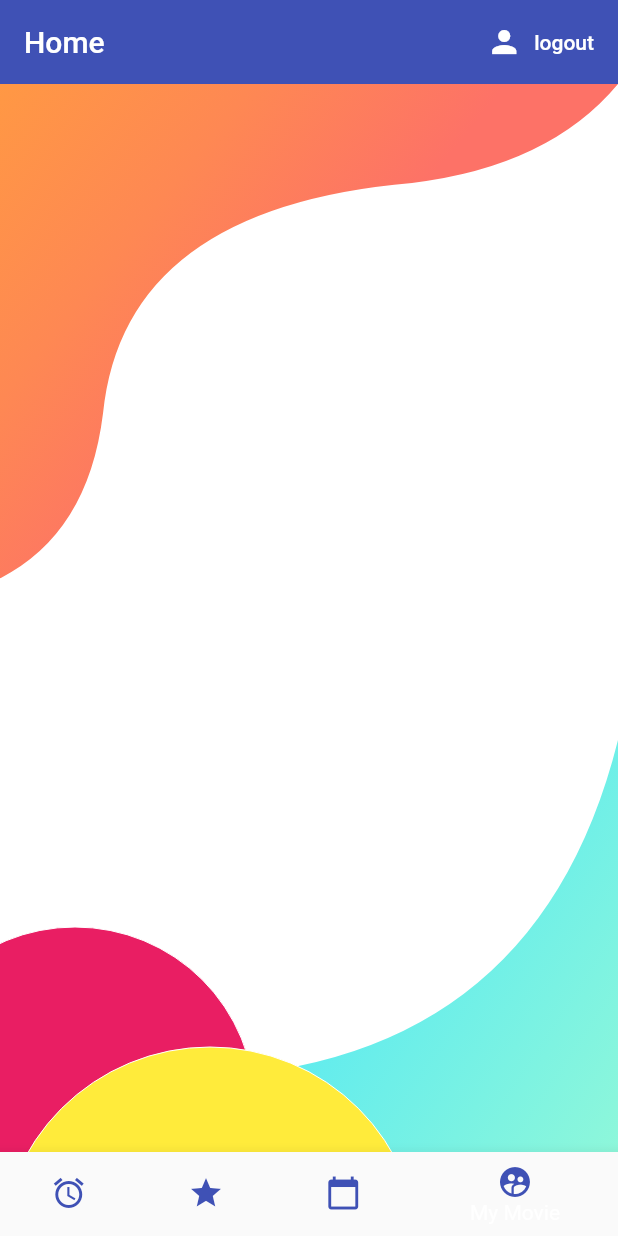
After one commit to etienneamiche/movies, a Flutter app: the screen it shows once a user with an empty profile is signed in, item 4 of the bottom bar chosen, after a tap on "logout", on a phone screen of 412 x 824 dp. The commit adds this screen. Run offline on Flutter 3.47's test engine with Material 2 defaults, Android fonts, the phone set to English and light mode, and no system bars; our stand-ins replace cloud_firestore, firebase_auth; accounts and stored records are empty; network calls fail.

Commit message:
ajout listviewer firebase

```diff
--- a/lib/models/movie.dart
+++ b/lib/models/movie.dart
@@ -2,11 +2,11 @@ class Movie {
 
   final String title;
   final String overview;
-  final String image;
+  final String poster_path;
 
   Movie({
       this.title,
       this.overview,
-      this.image
+      this.poster_path
     });
 }
--- /dev/null
+++ b/lib/views/home/home_page.dart
@@ -0,0 +1,79 @@
+import 'package:flutter/material.dart';
+import 'package:movies/ui/background.dart';
+import 'package:movies/views/movie/my_movie_list.dart';
+import 'package:movies/views/movie/now_playing_movie_list.dart';
+import 'package:movies/views/movie/top_rated_movie_list.dart';
+import 'package:movies/views/movie/upcoming_movie_list.dart';
+import 'package:movies/services/auth.dart';
+class HomePage extends StatefulWidget {
+ @override
+ State<StatefulWidget> createState() {
+    return _HomePageState();
+  }
+}
+class _HomePageState extends State<HomePage> {
+
+  final AuthService _auth = AuthService();
+
+  int _currentIndex = 0;
+  final List<Widget> _children = [
+    NowPlayingMovieList(),
+    TopRatedMovieList(),
+    UpComingMovieList(),
+    MyMovieList()
+  ];
+
+  void onTabTapped(int index) {
+   setState(() {
+     _currentIndex = index;
+   });
+ }
+ @override
+ Widget build(BuildContext context) {
+   return Scaffold(
+    appBar: AppBar(
+          title: Text('Home'),
+          backgroundColor: Colors.indigo,
+          elevation: 0.0,
+          actions: <Widget>[
+            FlatButton.icon(
+              icon: Icon(Icons.person,color: Colors.white,),
+              label: Text('logout',style: TextStyle(color: Colors.white)),
+              onPressed: () async {
+                await _auth.signOut();
+              },
+            ),
+          ],
+        ),
+    body:Stack(
+      children:[
+        Background(),
+        _children[_currentIndex], // new
+      ]
+    ),
+    bottomNavigationBar: BottomNavigationBar(
+    backgroundColor: Colors.indigo,
+    onTap: onTabTapped, // new
+    currentIndex: _currentIndex, // new
+    items: [
+        new BottomNavigationBarItem(
+          icon: Icon(Icons.alarm,color: Colors.indigo,),
+          title: Text('Now Playing',style: TextStyle(color: Colors.indigo)),
+        ),
+        new BottomNavigationBarItem(
+           icon: Icon(Icons.star,color: Colors.indigo,),
+          title: Text('Top Rated',style: TextStyle(color: Colors.indigo)),
+        ),
+        new BottomNavigationBarItem(
+          icon: Icon(Icons.calendar_today,color: Colors.indigo,),
+          title: Text('Up Comming',style: TextStyle(color: Colors.indigo)),
+        ),
+        new BottomNavigationBarItem(
+           icon: Icon(Icons.supervised_user_circle,color: Colors.indigo,),
+          title: Text('My Movie',style: TextStyle(color: Colors.indigo)),
+        )
+      ],
+    ),
+   );
+ }
+}
--- a/lib/views/movie/movie_list.dart
+++ b/lib/views/movie/movie_list.dart
@@ -16,15 +16,15 @@ class MovieList extends StatelessWidget {
         child:  Column(
           crossAxisAlignment: CrossAxisAlignment.start,
           children: <Widget>[
-             ListTitle(Colors.black, name),
+             ListTitle(Colors.white, name),
              Expanded(
-                child: ListView.builder(
-                    scrollDirection: Axis.horizontal,
+                child: GridView.builder(
+                    gridDelegate: new SliverGridDelegateWithFixedCrossAxisCount(crossAxisCount: 2),
                     itemCount: movies == null ? 0 : movies.length,
                     itemBuilder: (context, i) {
                       return FlatButton(
                         child: MovieCell(movies, i),
-                        padding: const EdgeInsets.all(0.0),
+
                         onPressed: () {
                           Navigator.push(context,
                                MaterialPageRoute(builder: (context) {
--- /dev/null
+++ b/lib/views/movie/my_movie_list.dart
@@ -0,0 +1,115 @@
+import 'package:movies/models/movie.dart';
+import 'package:flutter/material.dart';
+import 'package:movies/models/user.dart';
+import 'package:movies/views/movie/movie_cell.dart';
+import 'package:movies/views/movie/movie_list.dart';
+import 'package:provider/provider.dart';
+import 'package:movies/services/database.dart';
+
+import 'list_title.dart';
+
+class MyMovieList extends StatefulWidget {
+
+  @override
+  MyMovieListState createState(){
+    return MyMovieListState();
+  }
+}
+
+class MyMovieListState extends State<MyMovieList> {
+  @override
+  Widget build(BuildContext context) {
+    final user = Provider.of<User>(context);
+    final image_url = 'https://image.tmdb.org/t/p/w500/';
+
+    //final list = Provider.of<List<Movie>>(context)??[];
+    //print("movie firebase="+list.toString());
+    return StreamBuilder<List<Movie>>(
+        stream: DatabaseServices(uid: user.uid).list,
+        builder: (context,snapshot){
+          if(snapshot.hasData){
+            var userMovie = snapshot.data;
+
+           return ListView.builder(
+            itemCount: userMovie.length,
+            itemBuilder: (context, i) {
+                return  new Column(
+                children:<Widget>[
+                    new Row(
+                          children: <Widget>[
+                            new Padding(
+                              padding: const EdgeInsets.all(0.0),
+                              child: new Container(
+                                margin: const EdgeInsets.all(16.0),
+                                child: new Container(
+                                  width: 70.0,
+                                  height: 70.0,
+                                ),
+                                decoration: new BoxDecoration(
+                                  borderRadius: new BorderRadius.circular(10.0),
+                                  color: Colors.black,
+                                  image: new DecorationImage(
+                                      image: new NetworkImage(
+                                          image_url + userMovie[i].poster_path),
+                                      fit: BoxFit.cover),
+                                  boxShadow: [
+                                    new BoxShadow(
+                                        color: Colors.black,
+                                        blurRadius: 5.0,
+                                        offset: new Offset(2.0, 5.0))
+                                  ],
+                                ),
+                              ),
+                            ),
+                            new Expanded(
+                                child: new Container(
+                              margin: const EdgeInsets.fromLTRB(16.0, 0.0, 16.0, 0.0),
+                              child: new Column(
+                                children: [
+                                  new Text(
+                                    userMovie[i].title,
+                                    style: new TextStyle(
+                                        fontSize: 20.0,
+                                        fontFamily: 'Arvo',
+                                        fontWeight: FontWeight.bold,
+                                        color: Colors.black),
+                                  ),
+                                  new Padding(padding: const EdgeInsets.all(2.0)),
+                                  new Text(
+                                    userMovie[i].overview,
+                                    maxLines: 3,
+                                    style: new TextStyle(
+                                        color: Colors.black, fontFamily: 'Arvo'),
+                                  )
+                                ],
+                                crossAxisAlignment: CrossAxisAlignment.start,
+                              ),
+                            )),
+                             FlatButton(
+                                onPressed:() async {
+                                  //await DatabaseServices(uid:user.uid).addMovieToUserList(userMovie[i]);
+                                },
+                                child:  new Container(
+                                padding: const EdgeInsets.all(16.0),
+                                alignment: Alignment.center,
+                                child: new Icon(
+                                  Icons.remove_red_eye,
+                                  color: Colors.indigo,
+
+                                )
+                              )
+                            )
+                          ],
+                        )
+                      ]);
+                  });
+                }else{
+                  return ListTitle(Colors.black,"you have no movie yet");
+                }
+            },
+
+    );
+
+
+  }
+}
--- a/lib/views/movie/upcoming_movie_list.dart
+++ b/lib/views/movie/upcoming_movie_list.dart
@@ -13,7 +13,7 @@ class UpComingMovieList extends StatefulWidget {
 class UpComingMovieListState extends State<UpComingMovieList> {
   var allList;
   var movies;
-  Color mainColor = Colors.black;
+
 
   void _getUpcoming() async {
     var data = await getUpcoming();
--- a/lib/views/wrapper.dart
+++ b/lib/views/wrapper.dart
@@ -1,6 +1,6 @@
 import 'package:flutter/material.dart';
 import 'package:movies/views/authenticate/authenticate.dart';
-import 'package:movies/views/home/home.dart';
+import 'package:movies/views/home/home_page.dart';
 import 'package:provider/provider.dart';
 import 'package:movies/models/user.dart';
 
@@ -16,7 +16,7 @@ class Wrapper extends StatelessWidget {
     if (user == null){
       return Authenticate();
     } else {
-      return Home();
+      return HomePage();
     }
 
   }
```
Also changed, not shown: lib/services/database.dart (+5 -6 lines), lib/views/movie/movie_cell.dart (+4 -18 lines), lib/models/destination.dart (deleted).
